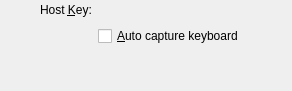
First picture: the form in vbox/src/VBox/Frontends/VirtualBox4/ui/VBoxGLSettingsInput.ui, repository jljuxgm/vboxgit, before the edit.
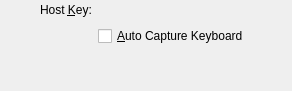
Second picture: the form after the edit. Custom widgets are drawn as their Qt base class.

The edit to the form file:
```diff
--- a/vbox/src/VBox/Frontends/VirtualBox4/ui/VBoxGLSettingsInput.ui
+++ b/vbox/src/VBox/Frontends/VirtualBox4/ui/VBoxGLSettingsInput.ui
@@ -91,7 +91,7 @@
       <string>When checked, the keyboard is automatically captured every time the VM window is activated. When the keyboard is captured, all keystrokes (including system ones like Alt-Tab) are directed to the VM.</string>
      </property>
      <property name="text" >
-      <string>&amp;Auto capture keyboard</string>
+      <string>&amp;Auto Capture Keyboard</string>
      </property>
     </widget>
    </item>
```
